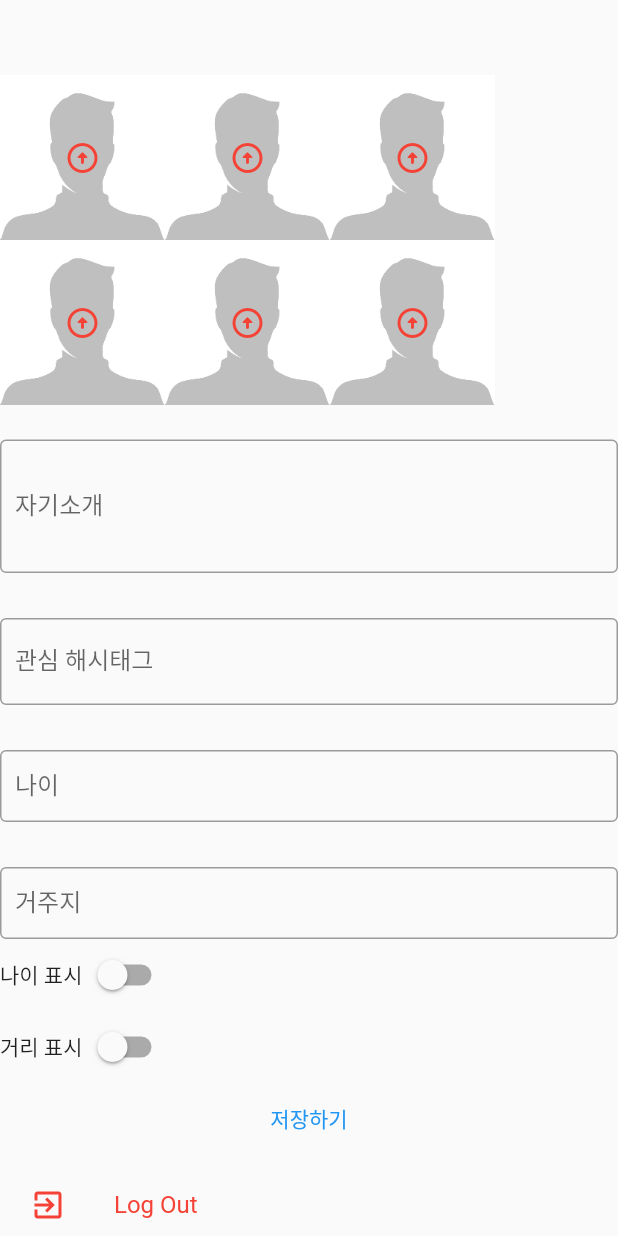
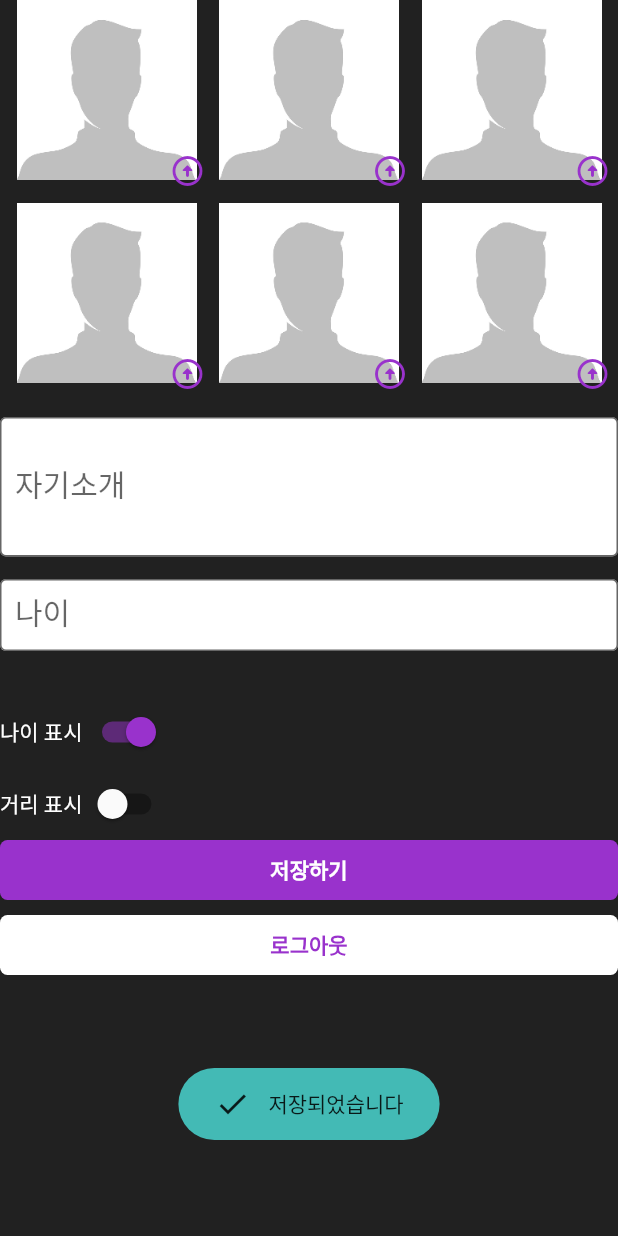
Before and after one commit to LoveCTTS/Alchemy, a Flutter app: the ProfilePage screen opened directly, after a tap on "저장하기", on a phone screen of 412 x 824 dp. Run offline on Flutter 3.47's test engine with Material 2 defaults, Android fonts, the phone set to English and light mode, and no system bars; our stand-ins replace bubble, cloud_firestore, firebase_auth, firebase_core, firebase_storage, flutter_spinkit and 6 more; accounts and stored records are empty; Roboto replaces fonts that are missing (Raleway-Regular).

Commit message:
Version1.4.3(Designed ProfilePage)

```diff
--- a/lib/pages/agora_page.dart
+++ b/lib/pages/agora_page.dart
@@ -425,7 +425,7 @@ class _AgoraPageState extends State<AgoraPage> {
     return Scaffold(
           //앱 상단바의 위아래 높낮이 조절을위해 PreferredSize 를 사용하여야하고, 이를 상단바에만 적용하기위해서 SafeZone(그냥 직접 만든 것)을 사용
             appBar: PreferredSize(
-              preferredSize: Size.fromHeight(40.0),
+              preferredSize: Size.fromHeight(50.0),
                 child: SafeArea(
                     child: AppBar(
                         title: Text("Agora", style: TextStyle(color: Colors.white, fontSize: 30,fontFamily : "Satisfy" )),
--- a/lib/pages/profile_page.dart
+++ b/lib/pages/profile_page.dart
@@ -2,6 +2,7 @@ import 'dart:io';
 import 'package:firebase_auth/firebase_auth.dart';
 import 'package:flutter/cupertino.dart';
 import 'package:flutter/material.dart';
+import 'package:fluttertoast/fluttertoast.dart';
 import 'package:image_picker/image_picker.dart';
 import 'package:firebase_storage/firebase_storage.dart';
 import 'package:linkproto/helper/helper_functions.dart';
@@ -31,26 +32,30 @@ class _ProfilePageState extends State<ProfilePage> {
   String _userName='';
   Reference _storageReference;
   bool distanceSwitched=false;
-  bool ageSwitched=false;
+  bool ageSwitched=true;
   String appealContents='';
   String local='';
   String hashTag='';
   final _picker = ImagePicker();
+  FToast fToast;
 
   //사용자가 프로필에서 편집하는 데이터를 제어하기위한 인스턴스
   TextEditingController appealController= TextEditingController();
-  TextEditingController hashTagController= TextEditingController();
-  TextEditingController localController= TextEditingController();
+  // TextEditingController hashTagController= TextEditingController();
+  //TextEditingController localController= TextEditingController();
   TextEditingController ageController = TextEditingController();
 
   @override
   initState() {
 
+    fToast = FToast();
+    fToast.init(context);
     _prepareService();
     appealController.addListener(() { });
-    hashTagController.addListener(() { });
-    localController.addListener(() { });
+    // hashTagController.addListener(() { });
+    //localController.addListener(() { });
     ageController.addListener(() { });
+
     super.initState();
 
   }
@@ -58,8 +63,8 @@ class _ProfilePageState extends State<ProfilePage> {
   void dispose(){
     super.dispose();
     ageController.dispose();
-    localController.dispose();
-    hashTagController.dispose();
+    //localController.dispose();
+    // hashTagController.dispose();
     appealController.dispose();
     _prepareService().dispose();
 
@@ -74,16 +79,21 @@ class _ProfilePageState extends State<ProfilePage> {
         appealController.text = value;
       });
     });
+    /*
     await DatabaseService(userName: _userName).getUserLocal().then((value){
       setState(() {
         localController.text = value;
       });
     });
+    */
+    /*
     await DatabaseService(userName: _userName).getUserHashTag().then((value){
       setState(() {
         hashTagController.text = value;
       });
     });
+
+     */
     await DatabaseService(userName: _userName).getUserAge().then((value){
       setState(() {
         ageController.text = value;
@@ -92,6 +102,8 @@ class _ProfilePageState extends State<ProfilePage> {
     for(int i=0;i<6;i++) {
       _hasNetworkImage[i] =await hasNetworkImage(i);
     }
+
+
 
   }
 
@@ -140,11 +152,62 @@ class _ProfilePageState extends State<ProfilePage> {
       setState(() {
         _profileImageURL[number] = downloadURL;
         _hasNetworkImage[number] = true;
+        _showToastAfterUpload();
 
       });
+
     }
+
     // 업로드된 사진의 URL을 페이지에 반영
 
+  }
+  _showToastAfterSave() {
+    Widget toast = Container(
+      padding: const EdgeInsets.symmetric(horizontal: 24.0, vertical: 12.0),
+      decoration: BoxDecoration(
+        borderRadius: BorderRadius.circular(25.0),
+        color: Color(0xdd48d1cc),
+      ),
+      child: Row(
+        mainAxisSize: MainAxisSize.min,
+        children: [
+          Icon(Icons.check),
+          SizedBox(
+            width: 12.0,
+          ),
+          Text("저장되었습니다"),
+        ],
+      ),
+    );
+    fToast.showToast(
+      child: toast,
+      gravity: ToastGravity.BOTTOM,
+      toastDuration: Duration(seconds: 2),
+    );
+  }
+  _showToastAfterUpload() {
+    Widget toast = Container(
+      padding: const EdgeInsets.symmetric(horizontal: 24.0, vertical: 12.0),
+      decoration: BoxDecoration(
+        borderRadius: BorderRadius.circular(25.0),
+        color: Color(0xdd48d1cc),
+      ),
+      child: Row(
+        mainAxisSize: MainAxisSize.min,
+        children: [
+          Icon(Icons.check),
+          SizedBox(
+            width: 12.0,
+          ),
+          Text("정상적으로 업로드되었습니다"),
+        ],
+      ),
+    );
+    fToast.showToast(
+      child: toast,
+      gravity: ToastGravity.BOTTOM,
+      toastDuration: Duration(seconds: 2),
+    );
   }
 
     Future<bool> hasNetworkImage(int number) async{
@@ -196,23 +259,31 @@ class _ProfilePageState extends State<ProfilePage> {
 
 
     AlertDialog edit = AlertDialog(
+      backgroundColor: Color(0xdd212121),
       content: Container(
+
+
           width: 250,
           height: 150,
-          child:Column(children: [
+          child:Column(
+            mainAxisAlignment: MainAxisAlignment.center,
+              children: [
 
             TextButton(
                 onPressed: () {
                    _uploadImageToStorage(ImageSource.gallery, number);
+                   Navigator.of(context).pop();
 
                 },
-                child: Text("업로드")),
+                child: Text("업로드",style: TextStyle(color:Colors.white,fontSize:17))),
+            Expanded(child:Divider(color:Colors.white)),
             TextButton(
                 onPressed: () {
                   _deleteImageFromStorage(number);
+                  Navigator.of(context).pop();
                 },
 
-                child: Text("삭제하기")),
+                child: Text("삭제하기",style: TextStyle(color:Colors.red,fontSize:17))),
           ]
           )
       ) ,
@@ -228,12 +299,15 @@ class _ProfilePageState extends State<ProfilePage> {
   @override
   Widget build(BuildContext context) {
     return Scaffold(
+      backgroundColor: Color(0xff212121),
         body: GestureDetector(
+          onTap:(){
+          },
             child:ListView(
-          padding: EdgeInsets.symmetric(vertical: 50.0,horizontal: 0),
           children: <Widget>[
 
                 Row(
+                  mainAxisAlignment: MainAxisAlignment.center,
                 children: [
                   GestureDetector(
                       onTap: (){
@@ -241,9 +315,9 @@ class _ProfilePageState extends State<ProfilePage> {
                         _popupEdit(context,0);
                       },
                       child: Container(
-                        height: 110,
-                        width: 110,
-                        child: Align(alignment: Alignment.center,child:IconButton(icon: Icon(Icons.arrow_circle_up_rounded, color: Colors.red))),
+                        height: 120,
+                        width: 120,
+                        child: Align(alignment: Alignment(1.5, 1.5),child:IconButton(icon: Icon(Icons.arrow_circle_up_rounded, color: Color(0xff9932cc)))),
                         decoration: BoxDecoration(
                           shape: BoxShape.rectangle,
                           image: DecorationImage(
@@ -251,16 +325,16 @@ class _ProfilePageState extends State<ProfilePage> {
 
                           ),
                         ),
-                      )),
+                      )),SizedBox(width:15),
                   GestureDetector(
                       onTap: (){
 
                         _popupEdit(context,1);
                       },
                       child: Container(
-                        height: 110,
-                        width: 110,
-                        child: Align(alignment: Alignment.center,child:IconButton(icon: Icon(Icons.arrow_circle_up_rounded, color: Colors.red))),
+                        height: 120,
+                        width: 120,
+                        child: Align(alignment: Alignment(1.5,1.5),child:IconButton(icon: Icon(Icons.arrow_circle_up_rounded, color: Color(0xff9932cc)))),
                         decoration: BoxDecoration(
                           shape: BoxShape.rectangle,
                           image: DecorationImage(
@@ -268,16 +342,16 @@ class _ProfilePageState extends State<ProfilePage> {
 
                           ),
                         ),
-                      )),
+                      )),SizedBox(width:15),
                   GestureDetector(
                       onTap: (){
 
                         _popupEdit(context,2);
                       },
                       child: Container(
-                        height: 110,
-                        width: 110,
-                        child: Align(alignment: Alignment.center,child:IconButton(icon: Icon(Icons.arrow_circle_up_rounded, color: Colors.red))),
+                        height: 120,
+                        width: 120,
+                        child: Align(alignment: Alignment(1.5,1.5),child:IconButton(icon: Icon(Icons.arrow_circle_up_rounded, color: Color(0xff9932cc)))),
                         decoration: BoxDecoration(
                           shape: BoxShape.rectangle,
                           image: DecorationImage(
@@ -286,8 +360,9 @@ class _ProfilePageState extends State<ProfilePage> {
                           ),
                         ),
                       )),
-                ]),
+                ]),SizedBox(height:15),
             Row(
+              mainAxisAlignment: MainAxisAlignment.center,
                 children: [
                   GestureDetector(
                       onTap: (){
@@ -295,9 +370,9 @@ class _ProfilePageState extends State<ProfilePage> {
                         _popupEdit(context,3);
                       },
                       child: Container(
-                        height: 110,
-                        width: 110,
-                        child: Align(alignment: Alignment.center,child:IconButton(icon: Icon(Icons.arrow_circle_up_rounded, color: Colors.red))),
+                        height: 120,
+                        width: 120,
+                        child: Align(alignment: Alignment(1.5,1.5),child:IconButton(icon: Icon(Icons.arrow_circle_up_rounded, color: Color(0xff9932cc)))),
                         decoration: BoxDecoration(
                           shape: BoxShape.rectangle,
                           image: DecorationImage(
@@ -305,16 +380,16 @@ class _ProfilePageState extends State<ProfilePage> {
 
                           ),
                         ),
-                      )),
+                      )),SizedBox(width:15),
                   GestureDetector(
                       onTap: (){
 
                         _popupEdit(context,4);
                       },
                       child: Container(
-                        height: 110,
-                        width: 110,
-                        child: Align(alignment: Alignment.center,child:IconButton(icon: Icon(Icons.arrow_circle_up_rounded, color: Colors.red))),
+                        height: 120,
+                        width: 120,
+                        child: Align(alignment: Alignment(1.5,1.5),child:IconButton(icon: Icon(Icons.arrow_circle_up_rounded, color: Color(0xff9932cc)))),
                         decoration: BoxDecoration(
                           shape: BoxShape.rectangle,
                           image: DecorationImage(
@@ -322,16 +397,16 @@ class _ProfilePageState extends State<ProfilePage> {
 
                           ),
                         ),
-                      )),
+                      )),SizedBox(width:15),
                   GestureDetector(
                       onTap: (){
 
                         _popupEdit(context,5);
                       },
                       child: Container(
-                        height: 110,
-                        width: 110,
-                        child: Align(alignment: Alignment.center,child:IconButton(icon: Icon(Icons.arrow_circle_up_rounded, color: Colors.red))),
+                        height: 120,
+                        width: 120,
+                        child: Align(alignment: Alignment(1.5,1.5),child:IconButton(icon: Icon(Icons.arrow_circle_up_rounded, color: Color(0xff9932cc)))),
                         decoration: BoxDecoration(
                           shape: BoxShape.rectangle,
                           image: DecorationImage(
@@ -343,16 +418,20 @@ class _ProfilePageState extends State<ProfilePage> {
                 ]),
             SizedBox(height: 23.0),
             TextField(
+
                 maxLines: null,
                 controller: appealController,
+                style: TextStyle(color: Colors.black,fontSize: 20,fontWeight: FontWeight.w400),
                 decoration: InputDecoration(
+                  filled: true,
+                    fillColor: Colors.white,
                     contentPadding: EdgeInsets.symmetric(vertical: 35.0, horizontal: 10.0),
                     border: OutlineInputBorder(),
                     labelText: "자기소개"
+
                 )
             ),
-            SizedBox(height:30),
-            TextField(
+            /*TextField(
 
                 controller: hashTagController,
                 maxLines: 2,
@@ -361,19 +440,23 @@ class _ProfilePageState extends State<ProfilePage> {
                   border: OutlineInputBorder(),
                   labelText: '관심 해시태그 ',
                 )
-            ),
-            SizedBox(height:30),
+            ),*/
+            SizedBox(height:15),
             TextField(
 
                 controller: ageController,
                 maxLines: 1,
+                style: TextStyle(color: Colors.black,fontSize: 20,fontWeight: FontWeight.w400),
                 decoration: InputDecoration(
+                  filled: true,
+                  fillColor: Colors.white,
                   contentPadding: EdgeInsets.symmetric(vertical: 10.0, horizontal: 10.0),
                   border: OutlineInputBorder(),
                   labelText: '나이',
                 )
             ),
             SizedBox(height:30),
+            /*
             TextField(
                 maxLines: 1,
                 controller: localController,
@@ -384,24 +467,27 @@ class _ProfilePageState extends State<ProfilePage> {
                 )
             ),
 
+             */
+
             Row(children: [
-              Text("나이 표시"),
+              Text("나이 표시",style:TextStyle(color: Colors.white)),
               Switch(
-                  activeColor: Colors.pinkAccent,
+                  activeColor: Color(0xff9932cc),
                   value: ageSwitched,
                   onChanged: (value) {
                     setState(() {
                       ageSwitched = value;
-                      print(ageSwitched);
+
                     }
                     );
                   }
               )
             ]),
             Row(children: [
-              Text("거리 표시"),
+              Text("거리 표시", style: TextStyle(color: Colors.white)),
               Switch(
-                  activeColor: Colors.pinkAccent,
+
+                  activeColor: Color(0xff9932cc),
                   value: distanceSwitched,
                   onChanged: (switched){
                     setState(() {
@@ -424,14 +510,32 @@ class _ProfilePageState extends State<ProfilePage> {
               )
             ]),
 
-            TextButton(onPressed: (){
+
+            GestureDetector(
+                onTap: ()async{
+                  await _showToastAfterSave();
               DatabaseService(userName: _userName).updateAppeal(appealController.text);
-              DatabaseService(userName: _userName).updateLocal(localController.text);
-              DatabaseService(userName: _userName).updateHashTag(hashTagController.text);
+              //DatabaseService(userName: _userName).updateLocal(localController.text);
+              //DatabaseService(userName: _userName).updateHashTag(hashTagController.text);
               DatabaseService(userName: _userName).updateAge(ageController.text);
-            }, child: Text("저장하기")),
 
-            ListTile(
+            }, child: Container(
+
+                width: 150,
+                height : 40,
+                decoration: BoxDecoration(
+                  //border : Border.all(color: Colors.white, width:0),
+                  borderRadius: BorderRadius.all(
+                      Radius.circular(5.0)
+                  ),
+                  color: Color(0xff9932cc),
+                ),
+                child: Center(child:Text("저장하기",style: TextStyle(color:Colors.white,fontWeight: FontWeight.w900)))
+            )
+            ),
+            SizedBox(height:10),
+
+            GestureDetector(
               onTap: () async {
 
                 SharedPreferences preferences = await SharedPreferences.getInstance();
@@ -439,10 +543,19 @@ class _ProfilePageState extends State<ProfilePage> {
                 await _auth.signOut();
                 Navigator.of(context).pushAndRemoveUntil(MaterialPageRoute(builder: (context) => AuthenticatePage()), (Route<dynamic> route) => false);
               },
-              contentPadding: EdgeInsets.symmetric(horizontal: 20.0, vertical: 5.0),
-              leading: Icon(Icons.exit_to_app, color: Colors.red),
-              title: Text('Log Out', style: TextStyle(color: Colors.red)),
-            ),
+              child: Container(
+                    width: 150,
+                    height : 40,
+                    decoration: BoxDecoration(
+                    //border : Border.all(color: Colors.white, width:0),
+                    borderRadius: BorderRadius.all(
+                    Radius.circular(5.0)
+                    ),
+                    color: Colors.white),
+                    child:Center(child:Text('로그아웃', style: TextStyle(color: Color(0xff9932cc),fontWeight: FontWeight.w900))),
+
+              )
+            )
           ],
         )
         )
--- a/pubspec.yaml
+++ b/pubspec.yaml
@@ -39,6 +39,7 @@ dependencies:
   geolocator: ^6.1.13
   google_sign_in: ^4.5.6
   bubble: ^1.1.9+1
+  fluttertoast: ^7.1.6
 
 
   # The following adds the Cupertino Icons font to your application.
```
Also changed, not shown: lib/main.dart (+7 -1 lines), lib/pages/friends_list_page.dart (+10 -7 lines), lib/widgets/friend_tile.dart (+56 -7 lines), pubspec.lock.
